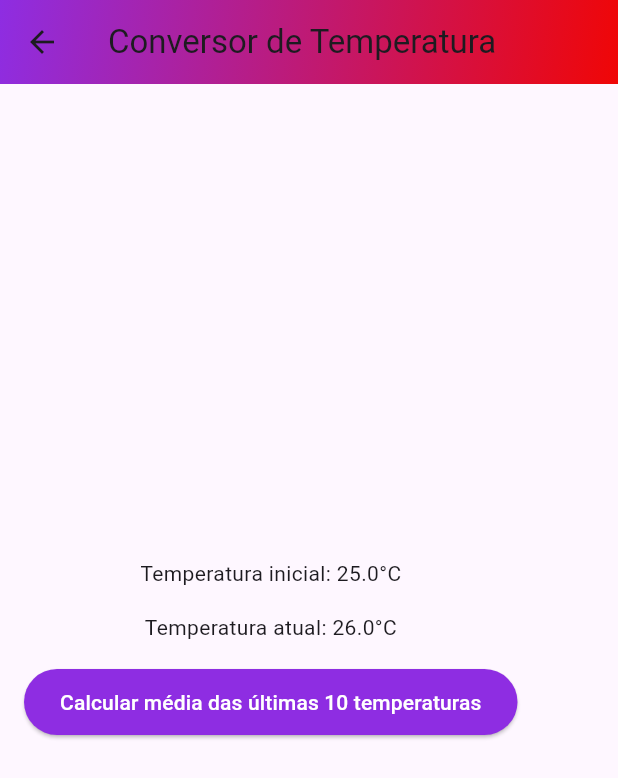
After one commit to JuanCristian08/Utilidades, a Flutter app: the ConversorTemperatura screen opened directly, after a tap on "Calcular média das últimas 10 temperatur", on a phone screen of 412 x 824 dp. The commit adds this screen. Shown: the top 778 px of the screen. Run offline on Flutter 3.47's test engine with Material 3 defaults, Android fonts, the phone set to English and light mode, and no system bars; our stand-ins replace font_awesome_flutter.

Commit message:
Fazendo Conversor de temperatura

```diff
--- a/lib/src/app/app_menu.dart
+++ b/lib/src/app/app_menu.dart
@@ -1,6 +1,7 @@
 import 'package:flutter/material.dart';
 import 'package:utilidades/src/models/menu_model.dart';
 import 'package:utilidades/src/views/about_view.dart';
+import 'package:utilidades/src/views/conversor_temperatura.dart';
 import 'package:utilidades/src/views/converter_view.dart';
 import 'package:utilidades/src/views/home_view.dart';
 
@@ -50,6 +51,13 @@ final List<MenuModel> appMenuItems = [
   page: const ConverterView(),
 ),
 
+  MenuModel(
+    title: "Temperatura Conversor",
+    icon: Icons.thermostat_outlined,
+    route: "/converter-temperatura",
+    page: const ConversorTemperatura(),
+  ),
+
 
 
 ];
--- /dev/null
+++ b/lib/src/views/conversor_temperatura.dart
@@ -0,0 +1,153 @@
+import 'dart:async';
+import 'dart:isolate';
+import 'package:flutter/material.dart';
+
+class ConversorTemperatura extends StatefulWidget {
+  const ConversorTemperatura({Key? key}) : super(key: key);
+
+  @override
+  State<ConversorTemperatura> createState() => _ConversorTemperaturaState();
+}
+
+class _ConversorTemperaturaState extends State<ConversorTemperatura> {
+  late Future<double> _temperaturaInicial;
+  late Stream<double> _streamTemperatura;
+  List<double> _historicoTemperaturas = [];
+  double? _mediaTemperaturas;
+
+  @override
+  void initState() {
+    super.initState();
+    _temperaturaInicial = _carregarTemperaturaInicial();
+    _streamTemperatura = _simularTemperatura();
+  }
+
+  Future<double> _carregarTemperaturaInicial() async {
+    await Future.delayed(const Duration(seconds: 2)); // Simula carregamento
+    return 25.0; // Temperatura inicial fictícia
+  }
+
+  Stream<double> _simularTemperatura() async* {
+    double temperaturaAtual = 25.0;
+    while (true) {
+      await Future.delayed(const Duration(seconds: 2)); // Simula variação
+      temperaturaAtual += (1 - 2 * (DateTime.now().second % 2)); // Variação fictícia
+      _historicoTemperaturas.add(temperaturaAtual);
+      if (_historicoTemperaturas.length > 10) {
+        _historicoTemperaturas.removeAt(0); // Mantém os últimos 10 valores
+      }
+      yield temperaturaAtual;
+    }
+  }
+
+  void _calcularMediaEmIsolate() async {
+    final receivePort = ReceivePort();
+    await Isolate.spawn(_calcularMedia, [receivePort.sendPort, _historicoTemperaturas]);
+    receivePort.listen((resultado) {
+      setState(() {
+        _mediaTemperaturas = resultado;
+      });
+    });
+  }
+
+  static void _calcularMedia(List<dynamic> args) {
+    final sendPort = args[0] as SendPort;
+    final temperaturas = args[1] as List<double>;
+    final media = temperaturas.reduce((a, b) => a + b) / temperaturas.length;
+    sendPort.send(media);
+  }
+
+  @override
+  Widget build(BuildContext context) {
+    return Scaffold(
+      appBar: AppBar(
+        title: const Text("Conversor de Temperatura"),
+        flexibleSpace: Container(
+          decoration: const BoxDecoration(
+            gradient: LinearGradient(
+              colors: [Color(0xFF8E2DE2), Color.fromARGB(255, 240, 6, 6)],
+              begin: Alignment.topLeft,
+              end: Alignment.bottomRight,
+            ),
+          ),
+        ),
+      ),
+      body: Padding(
+        padding: const EdgeInsets.all(16),
+        child: Column(
+          mainAxisAlignment: MainAxisAlignment.center,
+          children: [
+            FutureBuilder<double>(
+              future: _temperaturaInicial,
+              builder: (context, snapshot) {
+                if (snapshot.connectionState == ConnectionState.waiting) {
+                  return const CircularProgressIndicator();
+                } else if (snapshot.hasError) {
+                  return Text("Erro: ${snapshot.error}");
+                } else if (snapshot.hasData) {
+                  return Text("Temperatura inicial: ${snapshot.data}°C");
+                } else {
+                  return const Text("Nenhuma temperatura encontrada.");
+                }
+              },
+            ),
+            const SizedBox(height: 16),
+            StreamBuilder<double>(
+              stream: _streamTemperatura,
+              builder: (context, snapshot) {
+                if (snapshot.connectionState == ConnectionState.waiting) {
+                  return const CircularProgressIndicator();
+                } else if (snapshot.hasError) {
+                  return Text("Erro: ${snapshot.error}");
+                } else if (snapshot.hasData) {
+                  return Text("Temperatura atual: ${snapshot.data}°C");
+                } else {
+                  return const Text("Nenhuma temperatura encontrada.");
+                }
+              },
+            ),
+            const SizedBox(height: 16),
+            ElevatedButton(
+              onPressed: _calcularMediaEmIsolate,
+              style: ElevatedButton.styleFrom(
+                padding: const EdgeInsets.symmetric(horizontal: 24, vertical: 12),
+                backgroundColor: const Color(0xFF8E2DE2),
+                foregroundColor: Colors.white,
+              ),
+              child: const Text("Calcular média das últimas 10 temperaturas"),
+            ),
+            const SizedBox(height: 16),
+            if (_mediaTemperaturas != null)
+              Container(
+                padding: const EdgeInsets.all(16),
+                decoration: BoxDecoration(
+                  gradient: const LinearGradient(
+                    colors: [Color(0xFF8E2DE2), Color.fromARGB(255, 240, 6, 6)],
+                    begin: Alignment.topLeft,
+                    end: Alignment.bottomRight,
+                  ),
+                  borderRadius: BorderRadius.circular(12),
+                  boxShadow: [
+                    BoxShadow(
+                      color: Colors.black26,
+                      blurRadius: 8,
+                      offset: Offset(0, 4),
+                    ),
+                  ],
+                ),
+                child: Text(
+                  "Média das temperaturas: ${_mediaTemperaturas!.toStringAsFixed(2)}°C",
+                  style: const TextStyle(
+                    color: Colors.white,
+                    fontSize: 18,
+                    fontWeight: FontWeight.bold,
+                  ),
+                  textAlign: TextAlign.center,
+                ),
+              ),
+          ],
+        ),
+      ),
+    );
+  }
+}
```
